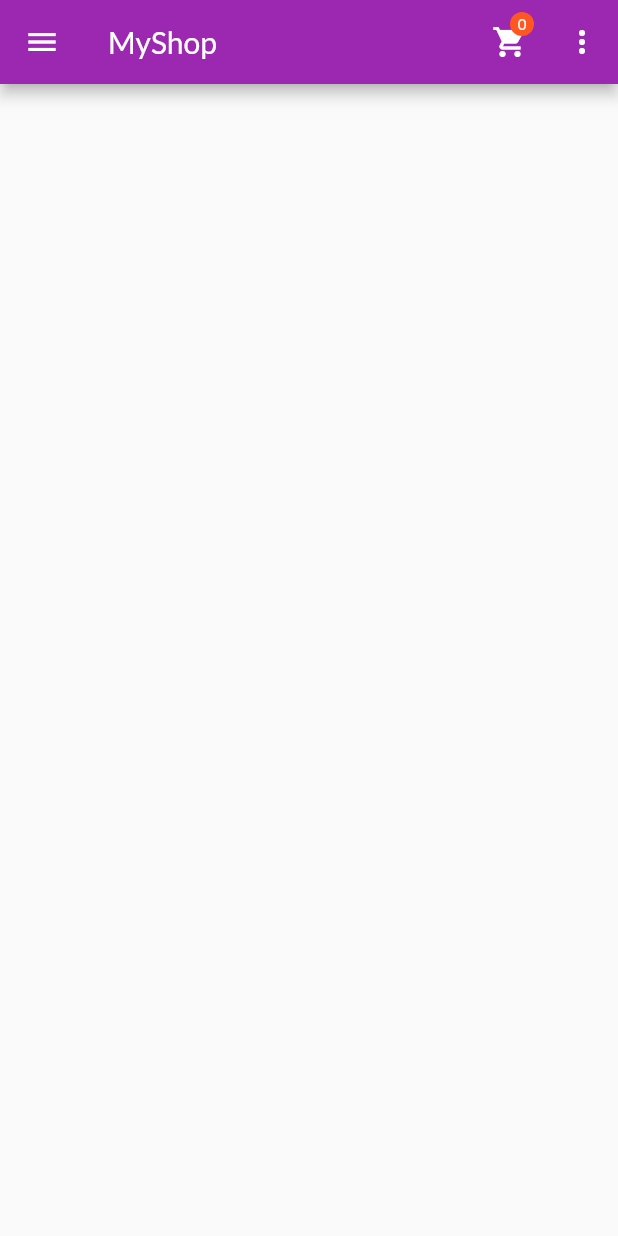
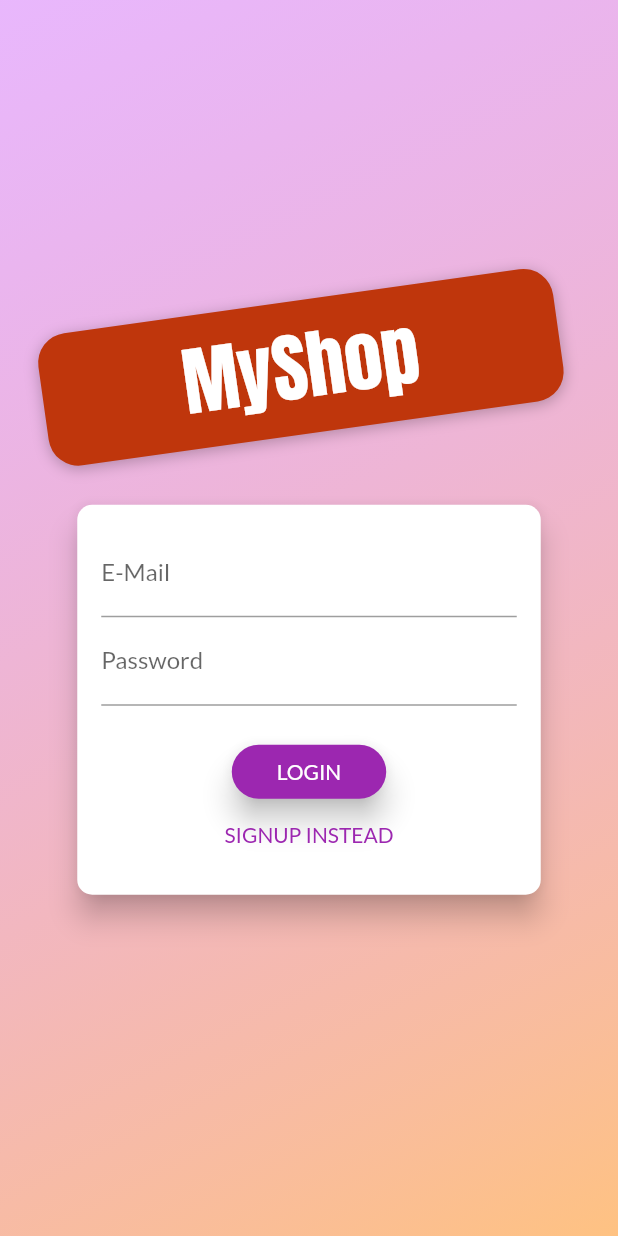
Before and after one commit to samarth-agrawal-86/shop_app, a Flutter app: the screen it shows after launch, on a phone screen of 412 x 824 dp. Run offline on Flutter 3.47's test engine with Material 2 defaults, Android fonts, the phone set to English and light mode, and no system bars.

Commit message:
auth screen

```diff
--- a/lib/main.dart
+++ b/lib/main.dart
@@ -1,15 +1,17 @@
 import 'package:flutter/material.dart';
 import 'package:provider/provider.dart';
-import 'package:shop_app/screens/edit_product_page.dart';
+import 'package:shop_app/providers/auth.dart';
 
+import './providers/products.dart';
+import './providers/cart.dart';
+import './providers/orders.dart';
 import './screens/users_product_page.dart';
 import './screens/orders_page.dart';
 import './screens/cart_page.dart';
 import './screens/product_details_page.dart';
 import './screens/products_overview_page.dart';
-import './providers/products.dart';
-import './providers/cart.dart';
-import './providers/orders.dart';
+import './screens/auth_screen.dart';
+import './screens/edit_product_page.dart';
 
 void main() {
   runApp(const MyApp());
@@ -28,6 +30,7 @@ class MyApp extends StatelessWidget {
     // * All the widgets that are listening to this will re-build
     return MultiProvider(
       providers: [
+        ChangeNotifierProvider(create: (context) => Auth()),
         ChangeNotifierProvider(create: (context) => Products()),
         ChangeNotifierProvider(create: (context) => Cart()),
         ChangeNotifierProvider(create: (context) => Orders()),
@@ -42,7 +45,8 @@ class MyApp extends StatelessWidget {
         //home: ProductOverviewPage(),
         initialRoute: '/',
         routes: {
-          '/': (ctx) => ProductOverviewPage(),
+          '/': (ctx) => AuthScreen(),
+          ProductOverviewPage.routeName: (ctx) => ProductOverviewPage(),
           ProductDetailsPage.routeName: (ctx) => ProductDetailsPage(),
           CartPage.routeName: (ctx) => CartPage(),
           OrdersPage.routeName: (ctx) => OrdersPage(),
--- /dev/null
+++ b/lib/screens/auth_screen.dart
@@ -0,0 +1,234 @@
+// ignore_for_file: prefer_const_constructors, prefer_const_literals_to_create_immutables
+
+import 'dart:math';
+
+import 'package:flutter/material.dart';
+import 'package:provider/provider.dart';
+import '../providers/auth.dart';
+
+enum AuthMode { Signup, Login }
+
+class AuthScreen extends StatelessWidget {
+  static const routeName = '/auth';
+
+  @override
+  Widget build(BuildContext context) {
+    final deviceSize = MediaQuery.of(context).size;
+    final transformConfig = Matrix4.rotationZ(-8 * pi / 180);
+    transformConfig.translate(-10.0);
+    return Scaffold(
+      // resizeToAvoidBottomInset: false,
+      body: Stack(
+        children: <Widget>[
+          Container(
+            decoration: BoxDecoration(
+              gradient: LinearGradient(
+                colors: [
+                  Color.fromRGBO(215, 117, 255, 1).withOpacity(0.5),
+                  Color.fromRGBO(255, 188, 117, 1).withOpacity(0.9),
+                ],
+                begin: Alignment.topLeft,
+                end: Alignment.bottomRight,
+                stops: [0, 1],
+              ),
+            ),
+          ),
+          SingleChildScrollView(
+            child: Container(
+              height: deviceSize.height,
+              width: deviceSize.width,
+              child: Column(
+                mainAxisAlignment: MainAxisAlignment.center,
+                crossAxisAlignment: CrossAxisAlignment.center,
+                children: <Widget>[
+                  Flexible(
+                    child: Container(
+                      margin: EdgeInsets.only(bottom: 20.0),
+                      padding:
+                          EdgeInsets.symmetric(vertical: 8.0, horizontal: 94.0),
+                      transform: Matrix4.rotationZ(-8 * pi / 180)
+                        ..translate(-10.0),
+                      // ..translate(-10.0),
+                      decoration: BoxDecoration(
+                        borderRadius: BorderRadius.circular(20),
+                        color: Colors.deepOrange.shade900,
+                        boxShadow: [
+                          BoxShadow(
+                            blurRadius: 8,
+                            color: Colors.black26,
+                            offset: Offset(0, 2),
+                          )
+                        ],
+                      ),
+                      child: Text(
+                        'MyShop',
+                        style: TextStyle(
+                          color: Colors.white,
+                          fontSize: 50,
+                          fontFamily: 'Anton',
+                          fontWeight: FontWeight.normal,
+                        ),
+                      ),
+                    ),
+                  ),
+                  Flexible(
+                    flex: deviceSize.width > 600 ? 2 : 1,
+                    child: AuthCard(),
+                  ),
+                ],
+              ),
+            ),
+          ),
+        ],
+      ),
+    );
+  }
+}
+
+class AuthCard extends StatefulWidget {
+  @override
+  _AuthCardState createState() => _AuthCardState();
+}
+
+class _AuthCardState extends State<AuthCard> {
+  final GlobalKey<FormState> _formKey = GlobalKey();
+  AuthMode _authMode = AuthMode.Login;
+  Map<String, String> _authData = {
+    'email': '',
+    'password': '',
+  };
+  var _isLoading = false;
+  final _passwordController = TextEditingController();
+
+  void _submit() async {
+    var form = _formKey.currentState;
+    if (form!.validate()) {
+      form.save();
+      setState(() {
+        _isLoading = true;
+      });
+      if (_authMode == AuthMode.Login) {
+        // Log user in
+        await Provider.of<Auth>(context, listen: false).userSignIn(
+          _authData['email']!,
+          _authData['password']!,
+        );
+      } else {
+        // Sign user up
+        await Provider.of<Auth>(context, listen: false).userSignUp(
+          _authData['email']!,
+          _authData['password']!,
+        );
+      }
+      setState(() {
+        _isLoading = false;
+      });
+    }
+  }
+
+  void _switchAuthMode() {
+    if (_authMode == AuthMode.Login) {
+      setState(() {
+        _authMode = AuthMode.Signup;
+      });
+    } else {
+      setState(() {
+        _authMode = AuthMode.Login;
+      });
+    }
+  }
+
+  @override
+  Widget build(BuildContext context) {
+    final deviceSize = MediaQuery.of(context).size;
+    return Card(
+      shape: RoundedRectangleBorder(
+        borderRadius: BorderRadius.circular(10.0),
+      ),
+      elevation: 8.0,
+      child: Container(
+        height: _authMode == AuthMode.Signup ? 320 : 260,
+        constraints:
+            BoxConstraints(minHeight: _authMode == AuthMode.Signup ? 320 : 260),
+        width: deviceSize.width * 0.75,
+        padding: EdgeInsets.all(16.0),
+        child: Form(
+          key: _formKey,
+          child: SingleChildScrollView(
+            child: Column(
+              children: <Widget>[
+                TextFormField(
+                  decoration: InputDecoration(labelText: 'E-Mail'),
+                  keyboardType: TextInputType.emailAddress,
+                  validator: (value) {
+                    if (value!.isEmpty || !value.contains('@')) {
+                      return 'Invalid email!';
+                    }
+                    return null;
+                    return null;
+                  },
+                  onSaved: (value) {
+                    _authData['email'] = value!;
+                  },
+                ),
+                TextFormField(
+                  decoration: InputDecoration(labelText: 'Password'),
+                  obscureText: true,
+                  controller: _passwordController,
+                  validator: (value) {
+                    if (value!.isEmpty || value.length < 5) {
+                      return 'Password is too short!';
+                    }
+                  },
+                  onSaved: (value) {
+                    _authData['password'] = value!;
+                  },
+                ),
+                if (_authMode == AuthMode.Signup)
+                  TextFormField(
+                    enabled: _authMode == AuthMode.Signup,
+                    decoration: InputDecoration(labelText: 'Confirm Password'),
+                    obscureText: true,
+                    validator: _authMode == AuthMode.Signup
+                        ? (value) {
+                            if (value != _passwordController.text) {
+                              return 'Passwords do not match!';
+                            }
+                          }
+                        : null,
+                  ),
+                SizedBox(
+                  height: 20,
+                ),
+                if (_isLoading)
+                  CircularProgressIndicator()
+                else
+                  RaisedButton(
+                    child:
+                        Text(_authMode == AuthMode.Login ? 'LOGIN' : 'SIGN UP'),
+                    onPressed: _submit,
+                    elevation: 8,
+                    shape: RoundedRectangleBorder(
+                      borderRadius: BorderRadius.circular(30),
+                    ),
+                    padding:
+                        EdgeInsets.symmetric(horizontal: 30.0, vertical: 8.0),
+                    color: Theme.of(context).primaryColor,
+                    textColor: Colors.white,
+                  ),
+                FlatButton(
+                  child: Text(
+                      '${_authMode == AuthMode.Login ? 'SIGNUP' : 'LOGIN'} INSTEAD'),
+                  onPressed: _switchAuthMode,
+                  padding: EdgeInsets.symmetric(horizontal: 30.0, vertical: 4),
+                  materialTapTargetSize: MaterialTapTargetSize.shrinkWrap,
+                  textColor: Theme.of(context).primaryColor,
+                ),
+              ],
+            ),
+          ),
+        ),
+      ),
+    );
+  }
+}
--- a/lib/screens/products_overview_page.dart
+++ b/lib/screens/products_overview_page.dart
@@ -12,6 +12,7 @@ import '../widgets/products_grid.dart';
 enum FilterOptions { favorites, all }
 
 class ProductOverviewPage extends StatefulWidget {
+  static const routeName = '/products-overview';
   @override
   State<ProductOverviewPage> createState() => _ProductOverviewPageState();
 }
```
Also changed, not shown: lib/providers/auth.dart (added, +77 -0 lines), lib/providers/orders.dart (+81 -4 lines), lib/screens/cart_page.dart (+48 -12 lines), lib/screens/orders_page.dart (+8 -0 lines).
